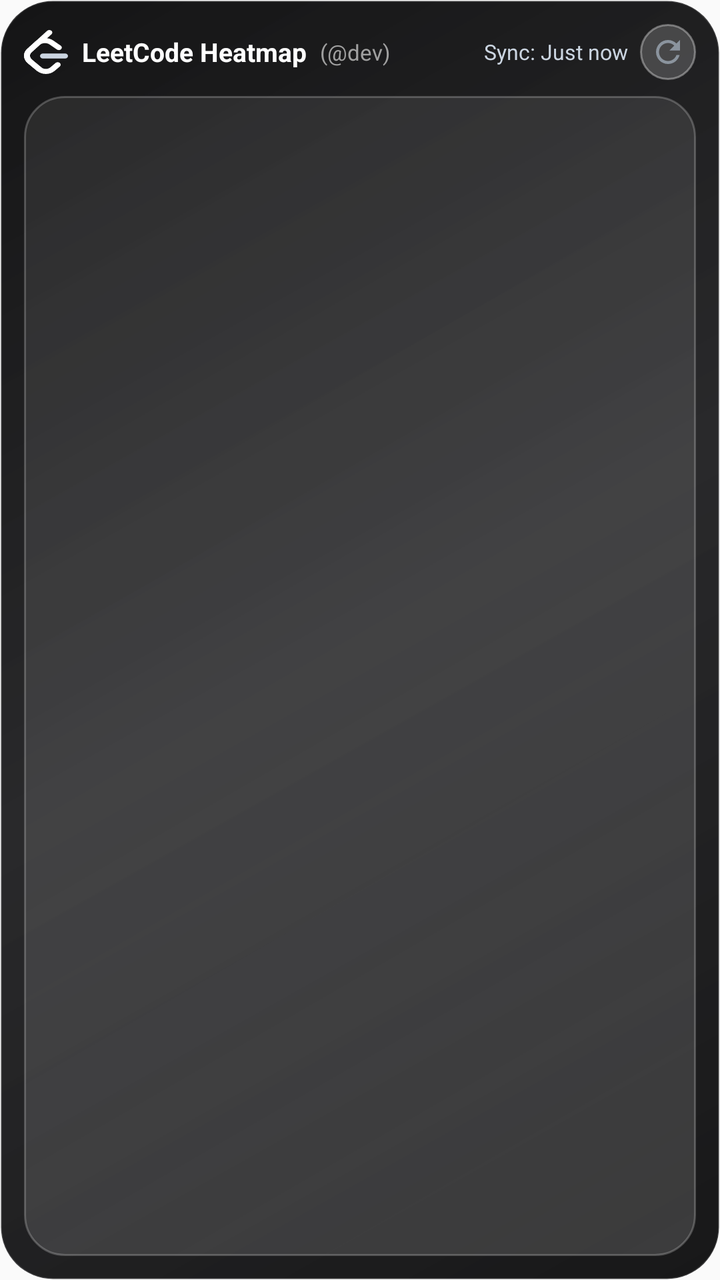
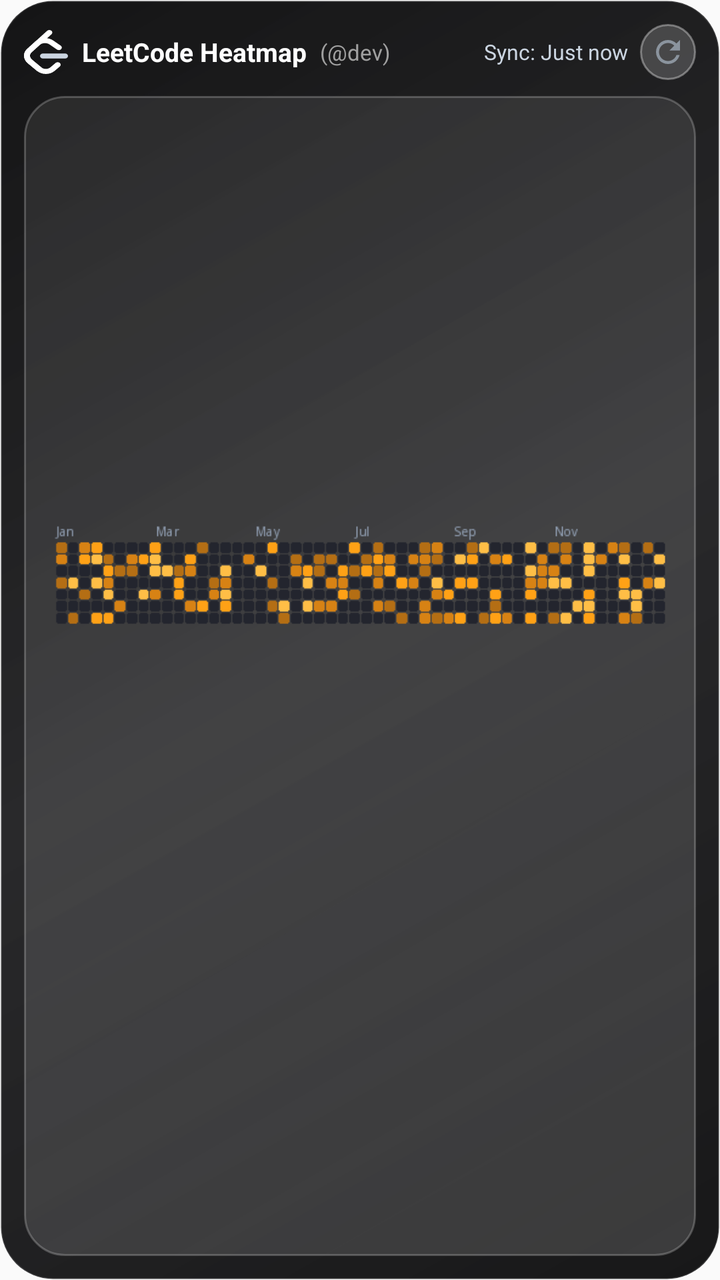

Compare the two renders of this Android layout. The source of the first and the diff that turns it into the second are given below.
<!-- AndroidManifest.xml: application theme Theme.DevWidgets -->
<!-- res/layout/widget_leetcode_heatmap.xml -->
<?xml version="1.0" encoding="utf-8"?>
<FrameLayout xmlns:android="http://schemas.android.com/apk/res/android"
    android:layout_width="match_parent"
    android:layout_height="match_parent">

    <ImageView
        android:id="@+id/iv_widget_wallpaper_bg"
        android:layout_width="match_parent"
        android:layout_height="match_parent"
        android:scaleType="centerCrop"
        android:visibility="gone" />

    <ImageView
        android:id="@+id/v_widget_wallpaper_scrim"
        android:layout_width="match_parent"
        android:layout_height="match_parent"
        android:background="#80000000"
        android:visibility="gone" />

    <LinearLayout
        android:id="@+id/widget_root"
        android:layout_width="match_parent"
        android:layout_height="match_parent"
        android:orientation="vertical"
        android:background="@drawable/widget_glass_chassis"
        android:padding="12dp">

    
    <RelativeLayout
        android:id="@+id/header_bar"
        android:layout_width="match_parent"
        android:layout_height="wrap_content"
        android:layout_marginBottom="8dp">

        <LinearLayout
            android:id="@+id/header_right_wrap"
            android:layout_width="wrap_content"
            android:layout_height="wrap_content"
            android:orientation="horizontal"
            android:gravity="center_vertical"
            android:layout_alignParentEnd="true"
            android:layout_centerVertical="true">

            <TextView
                android:id="@+id/tv_last_updated"
                android:layout_width="wrap_content"
                android:layout_height="wrap_content"
                android:text="Sync: Just now"
                android:textColor="#CBD5E1"
                android:textSize="10.5sp"
                android:layout_marginEnd="6dp" />

            <ImageView
                android:id="@+id/btn_refresh"
                android:layout_width="28dp"
                android:layout_height="28dp"
                android:background="@drawable/widget_icon_button_glass"
                android:padding="5dp"
                android:src="@drawable/ic_refresh"
                android:contentDescription="Refresh" />
        </LinearLayout>

        <LinearLayout
            android:layout_width="wrap_content"
            android:layout_height="wrap_content"
            android:orientation="horizontal"
            android:gravity="center_vertical"
            android:layout_alignParentStart="true"
            android:layout_centerVertical="true">

            <ImageView
                android:id="@+id/iv_lc_brand_logo"
                android:layout_width="22dp"
                android:layout_height="22dp"
                android:src="@drawable/ic_leetcode_logo"
                android:layout_marginEnd="7dp"
                android:contentDescription="LeetCode Logo" />

            <TextView
                android:id="@+id/tv_lc_title"
                android:layout_width="wrap_content"
                android:layout_height="wrap_content"
                android:text="LeetCode Heatmap"
                android:textColor="#FFFFFF"
                android:textSize="13sp"
                android:textStyle="bold" />

            <TextView
                android:id="@+id/tv_lc_user_tag"
                android:layout_width="wrap_content"
                android:layout_height="wrap_content"
                android:layout_marginStart="4dp"
                android:text=" (@dev)"
                android:textColor="#A0A0A0"
                android:textSize="11sp" />
        </LinearLayout>
    </RelativeLayout>

    
    <LinearLayout
        android:id="@+id/section_leetcode"
        android:layout_width="match_parent"
        android:layout_height="0dp"
        android:layout_weight="1"
        android:orientation="vertical"
        android:background="@drawable/widget_glass_card"
        android:padding="10dp"
        android:gravity="center">

        <ImageView
            android:id="@+id/iv_leetcode_heatmap"
            android:layout_width="match_parent"
            android:layout_height="match_parent"
            android:scaleType="fitCenter"
            android:contentDescription="LeetCode Heatmap" />
    </LinearLayout>
</LinearLayout>
</FrameLayout>
<!-- resources referenced by this layout -->
<resources>
  <!-- drawable ic_leetcode_logo (drawable) -->
  <vector xmlns:android="http://schemas.android.com/apk/res/android"
      android:width="20dp"
      android:height="20dp"
      android:viewportWidth="94"
      android:viewportHeight="111">
      
      
      <path
          android:fillColor="#FFFFFF"
          android:pathData="M49.4124,2.0234 C51.8179,-0.5523 55.8523,-0.6869 58.4235,1.7228 C60.9946,4.1324 61.129,8.1739 58.7235,10.7495 L15.9282,56.5729 C11.2774,61.552 11.7867,69.5738 17.1459,74.8292 L36.9094,94.2091 C39.4256,96.6764 39.4686,100.7198 37.0056,103.2403 C34.5426,105.7609 30.5063,105.804 27.9901,103.3367 L8.2265,83.9567 C-1.9247,74.0021 -2.936,58.0741 6.6175,47.8463 L49.4124,2.0234 Z" />
      
      <path
          android:fillColor="#CBD5E1"
          android:pathData="M40.607,72.0014 C37.086,72.0014 34.2317,69.1421 34.2317,65.615 C34.2317,62.0879 37.086,59.2286 40.607,59.2286 L87.6247,59.2286 C91.1457,59.2286 94,62.0879 94,65.615 C94,69.1421 91.1457,72.0014 87.6247,72.0014 L40.607,72.0014 Z" />
      
      <path
          android:fillColor="#FFFFFF"
          android:pathData="M67.5068,83.0664 C70.0005,80.5764 74.0371,80.5829 76.5228,83.0809 C79.0085,85.579 79.002,89.6226 76.5083,92.1127 L65.4351,103.1696 C55.2192,113.3707 38.5605,113.5187 28.1723,103.5132 C28.1122,103.4557 23.4866,98.9201 8.227,83.957 C-1.9248,74.0029 -2.9361,58.0749 6.617,47.8464 L24.4287,28.7745 C33.91,18.6219 51.3874,17.5122 62.228,26.2789 L78.4053,39.362 C81.1449,41.5776 81.5728,45.5985 79.3611,48.3429 C77.1493,51.0873 73.1355,51.5159 70.3959,49.3003 L54.2187,36.2173 C48.5493,31.6325 38.6319,32.2622 33.7399,37.5006 L15.9279,56.5727 C11.2772,61.5522 11.7866,69.574 17.1461,74.8292 C28.3515,85.8169 36.9874,94.2846 36.9974,94.2942 C42.3982,99.496 51.1309,99.4184 56.4336,94.1234 L67.5068,83.0664 Z" />
  </vector>
  <!-- drawable ic_refresh (drawable) -->
  <vector xmlns:android="http://schemas.android.com/apk/res/android"
      android:width="20dp"
      android:height="20dp"
      android:viewportWidth="24"
      android:viewportHeight="24">
    <path
        android:fillColor="#8B949E"
        android:pathData="M17.65,6.35C16.2,4.9 14.21,4 12,4c-4.42,0 -7.99,3.58 -7.99,8s3.57,8 7.99,8c3.73,0 6.84,-2.55 7.73,-6h-2.08c-0.82,2.33 -3.04,4 -5.65,4 -3.31,0 -6,-2.69 -6,-6s2.69,-6 6,-6c1.66,0 3.14,0.69 4.22,1.78L13,11h7V4l-2.35,2.35z"/>
  </vector>
  <!-- drawable widget_glass_card (drawable) -->
  <?xml version="1.0" encoding="utf-8"?>
  <shape xmlns:android="http://schemas.android.com/apk/res/android"
      android:shape="rectangle">
      
      <gradient
          android:angle="135"
          android:startColor="#26FFFFFF"
          android:endColor="#14FFFFFF" />
      <corners android:radius="20dp" />
      <stroke
          android:width="1dp"
          android:color="#38FFFFFF" />
  </shape>
  <!-- drawable widget_glass_chassis (drawable) -->
  <?xml version="1.0" encoding="utf-8"?>
  <shape xmlns:android="http://schemas.android.com/apk/res/android"
      android:shape="rectangle">
      
      <gradient
          android:angle="135"
          android:startColor="#F20B0B0C"
          android:centerColor="#E6121214"
          android:endColor="#F2080809" />
      <corners android:radius="26dp" />
      <stroke
          android:width="1dp"
          android:color="#24FFFFFF" />
  </shape>
  <!-- drawable widget_icon_button_glass (drawable) -->
  <?xml version="1.0" encoding="utf-8"?>
  <shape xmlns:android="http://schemas.android.com/apk/res/android"
      android:shape="oval">
      
      <solid android:color="#2EFFFFFF" />
      <stroke
          android:width="1dp"
          android:color="#59FFFFFF" />
  </shape>
  <style name="Theme.DevWidgets" parent="android:Theme.Material.Light.NoActionBar" />
</resources>

<!-- the commit's change to res/layout/widget_leetcode_heatmap.xml (unified diff, before → after) -->
@@ -112,6 +112,7 @@
             android:layout_width="match_parent"
             android:layout_height="match_parent"
             android:scaleType="fitCenter"
+            android:src="@drawable/preview_element_lc_heatmap"
             android:contentDescription="LeetCode Heatmap" />
     </LinearLayout>
 </LinearLayout>
<!-- resource entries referenced after the edit -->
@@ -30,6 +30,7 @@
         android:fillColor="#8B949E"
         android:pathData="M17.65,6.35C16.2,4.9 14.21,4 12,4c-4.42,0 -7.99,3.58 -7.99,8s3.57,8 7.99,8c3.73,0 6.84,-2.55 7.73,-6h-2.08c-0.82,2.33 -3.04,4 -5.65,4 -3.31,0 -6,-2.69 -6,-6s2.69,-6 6,-6c1.66,0 3.14,0.69 4.22,1.78L13,11h7V4l-2.35,2.35z"/>
   </vector>
+  <!-- drawable preview_element_lc_heatmap: png bitmap (drawable, 3619 bytes) -->
   <!-- drawable widget_glass_card (drawable) -->
   <?xml version="1.0" encoding="utf-8"?>
   <shape xmlns:android="http://schemas.android.com/apk/res/android"
